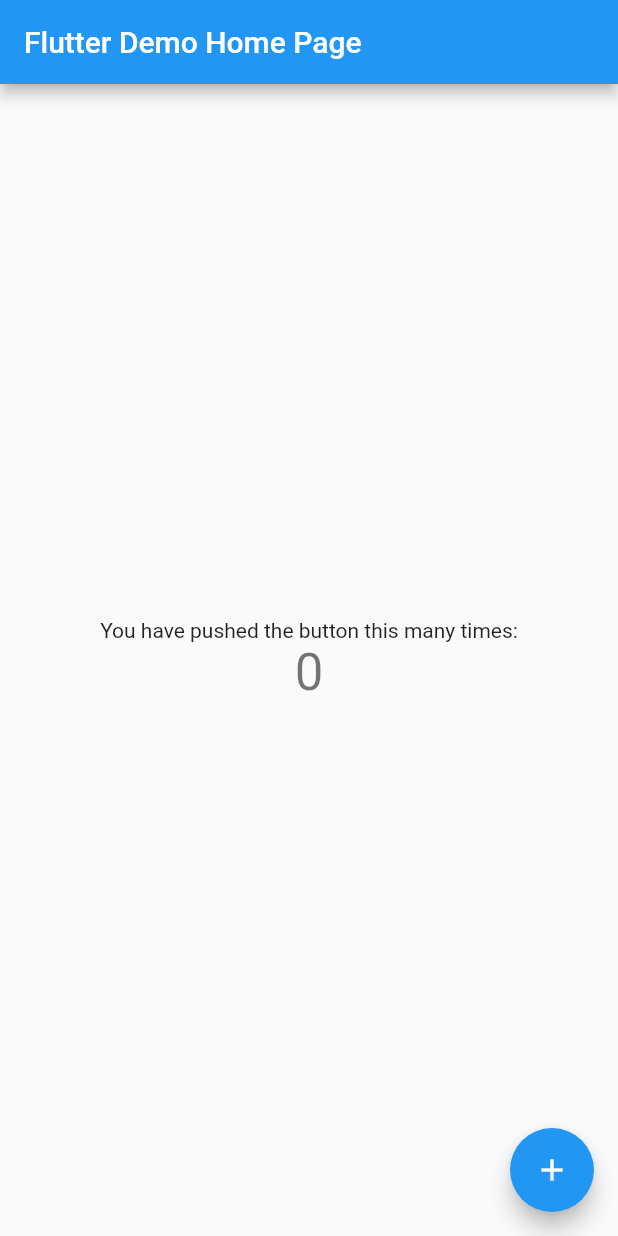
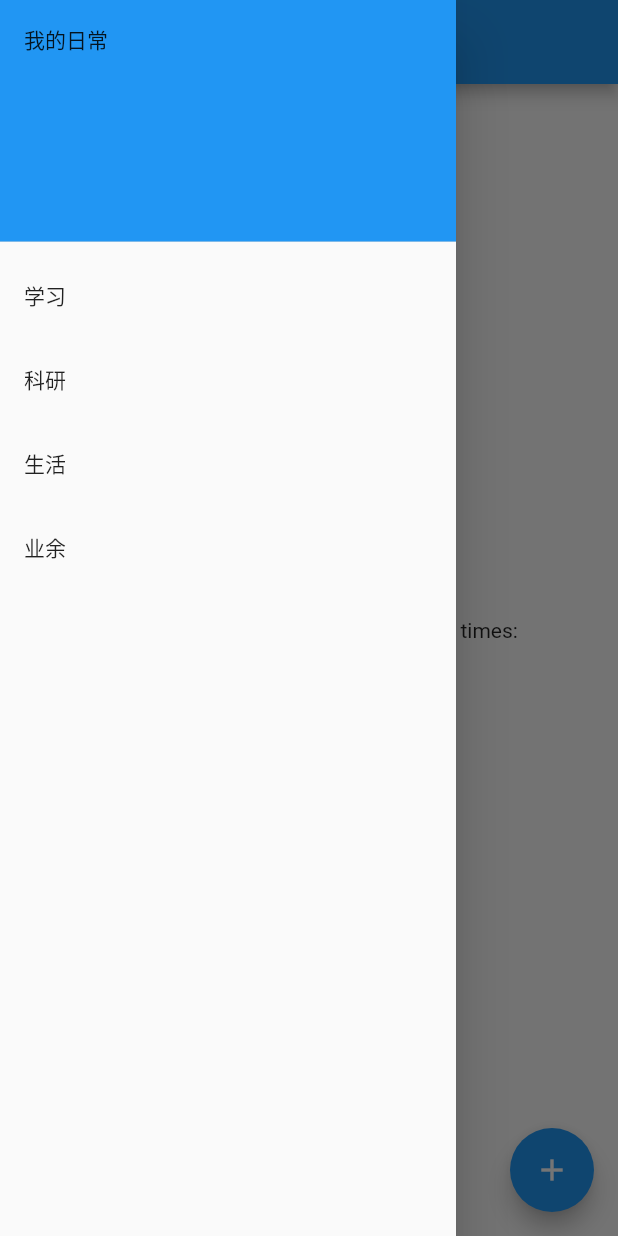
Before and after one commit to lumeijin/dadada, a Flutter app: the screen it shows after launch, with the side drawer open (before the commit the screen has no drawer), on a phone screen of 412 x 824 dp. Run offline on Flutter 3.47's test engine with Material 2 defaults, Android fonts, the phone set to English and light mode, and no system bars.

```diff
--- a/lib/main.dart
+++ b/lib/main.dart
@@ -110,6 +110,35 @@ class _MyHomePageState extends State<MyHomePage> {
         tooltip: 'Increment',
         child: const Icon(Icons.add),
       ), // This trailing comma makes auto-formatting nicer for build methods.
+      drawer: Drawer(
+        child: ListView(
+          padding: EdgeInsets.zero,
+          children: [
+            const DrawerHeader(
+              child: Text('我的日常'),
+              decoration: BoxDecoration(color: Colors.blue),
+            ),
+            ListTile(
+              title: const Text('学习'),
+              onTap: () {
+                Navigator.pop(context);
+              },
+            ),
+            ListTile(
+              title: Text('科研'),
+              onTap: () {},
+            ),
+            ListTile(
+              title: Text('生活'),
+              onTap: () {},
+            ),
+            ListTile(
+              title: Text('业余'),
+              onTap: () {},
+            )
+          ],
+        ),
+      ),
     );
   }
 }
```
